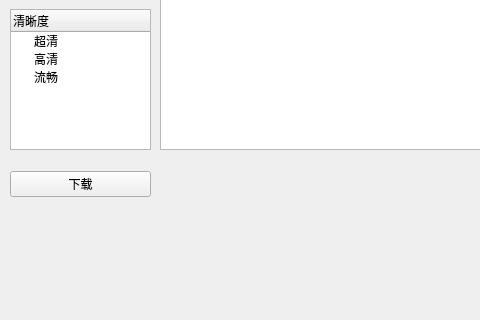
First picture: the form in main.ui, repository duan602728596/48HistoryVideoDownload, before the edit; both pictures show x 0 to 480 and y 334 to 654 of the 912 by 654 pixel window.
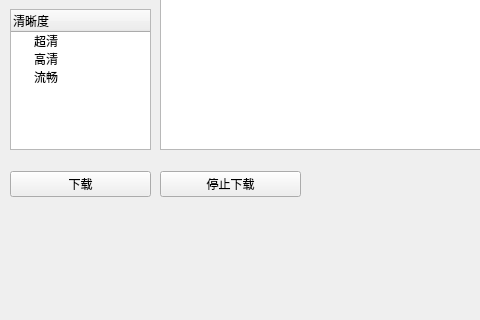
Second picture: the form after the edit.

Commit message: 在使用新地址的mp4的同时，对旧地址的ts流下载进行了兼容

What changed in the file:
```diff
--- a/main.ui
+++ b/main.ui
@@ -250,6 +250,31 @@
      </item>
     </layout>
    </widget>
+   <widget class="QWidget" name="verticalLayoutWidget_10">
+    <property name="geometry">
+     <rect>
+      <x>160</x>
+      <y>470</y>
+      <width>141</width>
+      <height>51</height>
+     </rect>
+    </property>
+    <layout class="QVBoxLayout" name="Download_Layout_2">
+     <item>
+      <widget class="QPushButton" name="Stop_Btn">
+       <property name="sizePolicy">
+        <sizepolicy hsizetype="Minimum" vsizetype="Maximum">
+         <horstretch>0</horstretch>
+         <verstretch>0</verstretch>
+        </sizepolicy>
+       </property>
+       <property name="text">
+        <string>停止下载</string>
+       </property>
+      </widget>
+     </item>
+    </layout>
+   </widget>
   </widget>
   <widget class="QMenuBar" name="menubar">
    <property name="geometry">
```
Left out of the diff: 2 changed lines with no effect on the pictures. The commit also changes 4 other files.
